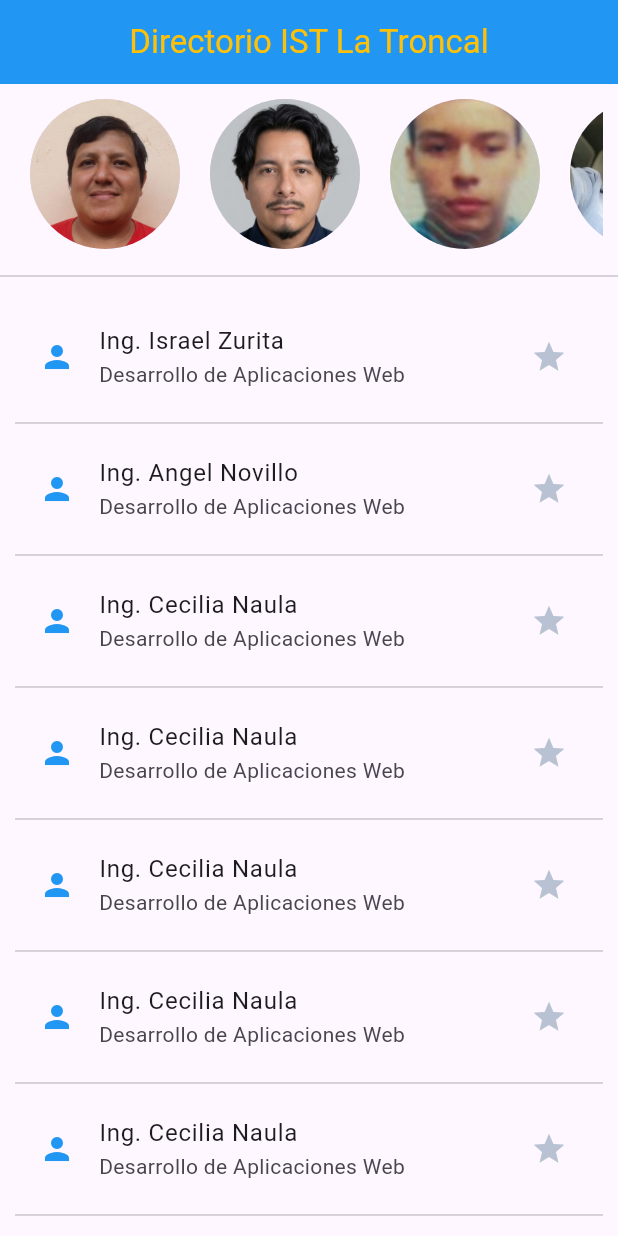
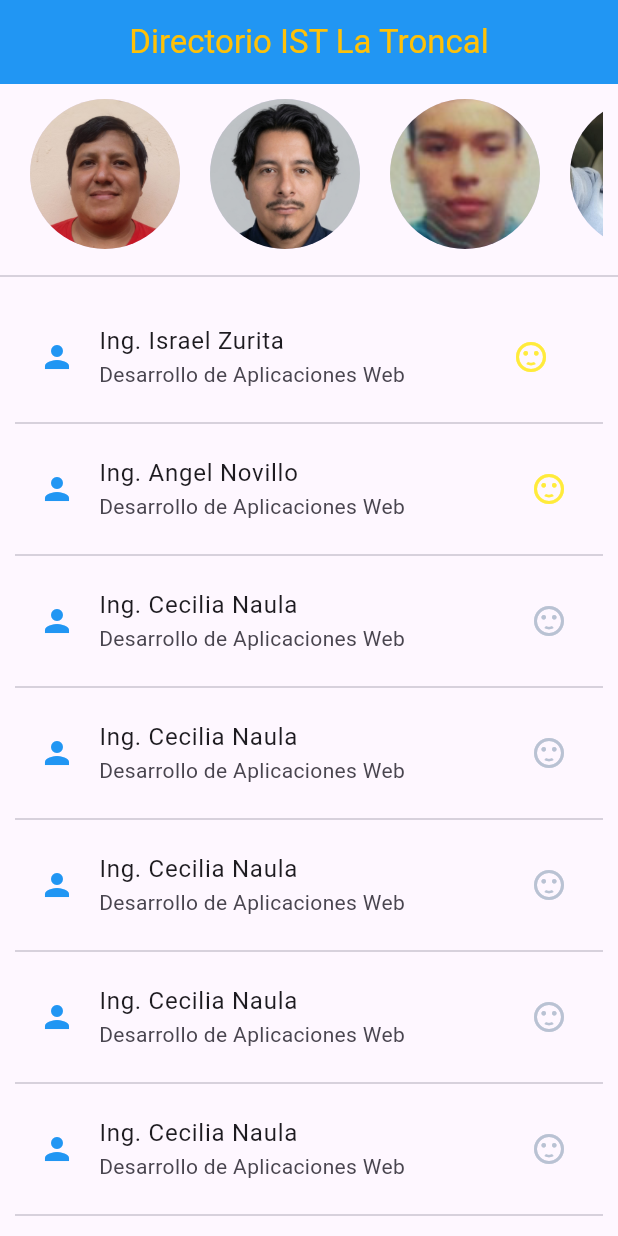
Before and after one commit to bf2012-bf/directorio_horizontal_2, a Flutter app: the screen it shows after launch, on a phone screen of 412 x 824 dp. Run offline on Flutter 3.47's test engine with Material 3 defaults, Android fonts, the phone set to English and light mode, and no system bars.

Commit message:
agregue operador ternario para cambiar carita

```diff
--- a/lib/main.dart
+++ b/lib/main.dart
@@ -31,6 +31,8 @@ class DirectorioHorizontal extends StatefulWidget {
   @override
   State<DirectorioHorizontal> createState() => _DirectorioHorizontalState();
 }
+
+bool caritaFeliz = true;
 
 class _DirectorioHorizontalState extends State<DirectorioHorizontal> {
   @override
@@ -82,105 +84,114 @@ class _DirectorioHorizontalState extends State<DirectorioHorizontal> {
             padding: EdgeInsets.all(10),
             children: [
               ListTile(
-                trailing: Icon(Icons.star, color:  Color.fromARGB(255, 185, 194, 211)),
+                trailing: IconButton(
+                  onPressed: () {
+                    setState(() {
+                      caritaFeliz = !caritaFeliz;
+                    });
+                  },
+                  icon: caritaFeliz
+                  ? Icon(Icons.sentiment_satisfied, color: Colors.yellow)
+                  : Icon(Icons.sentiment_dissatisfied, color: Colors.red),
+                ),
                 leading: Icon(Icons.person, color: Colors.blue),
                 title: Text("Ing. Israel Zurita"),
                 subtitle: Text("Desarrollo de Aplicaciones Web"),
               ),
               Divider(),
               ListTile(
-                trailing: Icon(Icons.star, color:  Color.fromARGB(255, 185, 194, 211)),
+                trailing: Icon(Icons.sentiment_satisfied, color: Colors.yellow),
                 leading: Icon(Icons.person, color: Colors.blue),
                 title: Text("Ing. Angel Novillo"),
                 subtitle: Text("Desarrollo de Aplicaciones Web"),
               ),
               Divider(),
               ListTile(
-                trailing: Icon(Icons.star, color:  Color.fromARGB(255, 185, 194, 211)),
+                trailing: Icon(Icons.sentiment_satisfied, color:  Color.fromARGB(255, 185, 194, 211)),
                 leading: Icon(Icons.person, color: Colors.blue),
                 title: Text("Ing. Cecilia Naula"),
                 subtitle: Text("Desarrollo de Aplicaciones Web"),
               ),
               Divider(),
               ListTile(
-                trailing: Icon(Icons.star, color:  Color.fromARGB(255, 185, 194, 211)),
+                trailing: Icon(Icons.sentiment_satisfied, color:  Color.fromARGB(255, 185, 194, 211)),
                 leading: Icon(Icons.person, color: Colors.blue),
                 title: Text("Ing. Cecilia Naula"),
                 subtitle: Text("Desarrollo de Aplicaciones Web"),
               ),
               Divider(),
               ListTile(
-                trailing: Icon(Icons.star, color:  Color.fromARGB(255, 185, 194, 211)),
+                trailing: Icon(Icons.sentiment_satisfied, color:  Color.fromARGB(255, 185, 194, 211)),
                 leading: Icon(Icons.person, color: Colors.blue),
                 title: Text("Ing. Cecilia Naula"),
                 subtitle: Text("Desarrollo de Aplicaciones Web"),
               ),
               Divider(),
               ListTile(
-                trailing: Icon(Icons.star, color:  Color.fromARGB(255, 185, 194, 211)),
+                trailing: Icon(Icons.sentiment_satisfied, color:  Color.fromARGB(255, 185, 194, 211)),
                 leading: Icon(Icons.person, color: Colors.blue),
                 title: Text("Ing. Cecilia Naula"),
                 subtitle: Text("Desarrollo de Aplicaciones Web"),
               ),
               Divider(),
               ListTile(
-                trailing: Icon(Icons.star, color:  Color.fromARGB(255, 185, 194, 211)),
+                trailing: Icon(Icons.sentiment_satisfied, color:  Color.fromARGB(255, 185, 194, 211)),
                 leading: Icon(Icons.person, color: Colors.blue),
                 title: Text("Ing. Cecilia Naula"),
                 subtitle: Text("Desarrollo de Aplicaciones Web"),
               ),
               Divider(),
               ListTile(
-                trailing: Icon(Icons.star, color:  Color.fromARGB(255, 185, 194, 211)),
+                trailing: Icon(Icons.sentiment_satisfied, color:  Color.fromARGB(255, 185, 194, 211)),
                 leading: Icon(Icons.person, color: Colors.blue),
                 title: Text("Ing. Cecilia Naula"),
                 subtitle: Text("Desarrollo de Aplicaciones Web"),
               ),
               Divider(),
               ListTile(
-                trailing: Icon(Icons.star, color:  Color.fromARGB(255, 185, 194, 211)),
+                trailing: Icon(Icons.sentiment_satisfied, color:  Color.fromARGB(255, 185, 194, 211)),
                 leading: Icon(Icons.person, color: Colors.blue),
                 title: Text("Ing. Cecilia Naula"),
                 subtitle: Text("Desarrollo de Aplicaciones Web"),
               ),
               Divider(),
               ListTile(
-                trailing: Icon(Icons.star, color:  Color.fromARGB(255, 185, 194, 211)),
+                trailing: Icon(Icons.sentiment_satisfied, color:  Color.fromARGB(255, 185, 194, 211)),
                 leading: Icon(Icons.person, color: Colors.blue),
                 title: Text("Ing. Cecilia Naula"),
                 subtitle: Text("Desarrollo de Aplicaciones Web"),
               ),
               Divider(),
               ListTile(
-                trailing: Icon(Icons.star, color:  Color.fromARGB(255, 185, 194, 211)),
+                trailing: Icon(Icons.sentiment_satisfied, color:  Color.fromARGB(255, 185, 194, 211)),
                 leading: Icon(Icons.person, color: Colors.blue),
                 title: Text("Ing. Cecilia Naula"),
                 subtitle: Text("Desarrollo de Aplicaciones Web"),
               ),
               Divider(),
               ListTile(
-                trailing: Icon(Icons.star, color:  Color.fromARGB(255, 185, 194, 211)),
+                trailing: Icon(Icons.sentiment_satisfied, color:  Color.fromARGB(255, 185, 194, 211)),
                 leading: Icon(Icons.person, color: Colors.blue),
                 title: Text("Ing. Cecilia Naula"),
                 subtitle: Text("Desarrollo de Aplicaciones Web"),
               ),
               Divider(),
               ListTile(
-                trailing: Icon(Icons.star, color:  Color.fromARGB(255, 185, 194, 211)),
+                trailing: Icon(Icons.sentiment_satisfied, color:  Color.fromARGB(255, 185, 194, 211)),
                 leading: Icon(Icons.person, color: Colors.blue),
                 title: Text("Ing. Cecilia Naula"),
                 subtitle: Text("Desarrollo de Aplicaciones Web"),
               ),
               Divider(),
               ListTile(
-                trailing: Icon(Icons.star, color:  Color.fromARGB(255, 185, 194, 211)),
+                trailing: Icon(Icons.sentiment_satisfied, color:  Color.fromARGB(255, 185, 194, 211)),
                 leading: Icon(Icons.person, color: Colors.blue),
                 title: Text("Ing. Cecilia Naula"),
                 subtitle: Text("Desarrollo de Aplicaciones Web"),
               ),
               Divider(),
               ListTile(
-                trailing: Icon(Icons.star, color:  Color.fromARGB(255, 185, 194, 211)),
+                trailing: Icon(Icons.sentiment_satisfied, color:  Color.fromARGB(255, 185, 194, 211)),
                 leading: Icon(Icons.person, color: Colors.blue),
                 title: Text("Ing. Cecilia Naula"),
                 subtitle: Text("Desarrollo de Aplicaciones Web"),
```
